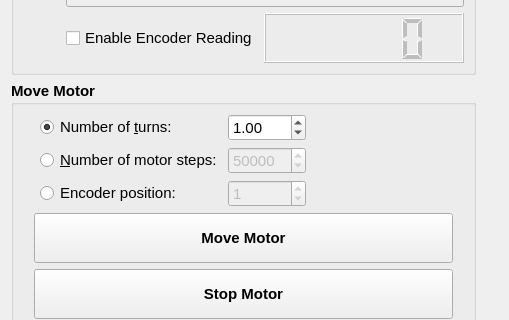
Above: helmholtz/gui/ui/motorintegratorwidget.ui from lnls-ima/helmholtz-coil-control before the change; both pictures show x 0 to 509 and y 87 to 407 of the 952 by 590 pixel window. Below: the same form after it.
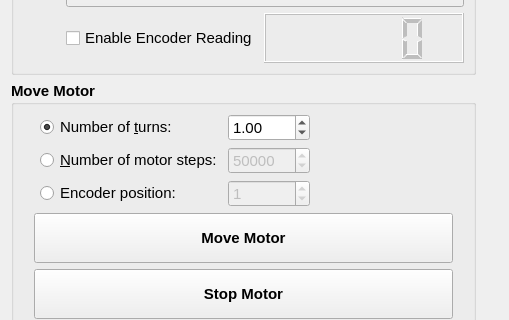
That is the form after the change. Icons and pictures are not drawn.

Patch:
```diff
--- a/helmholtz/gui/ui/motorintegratorwidget.ui
+++ b/helmholtz/gui/ui/motorintegratorwidget.ui
@@ -143,7 +143,7 @@
            <double>0.010000000000000</double>
           </property>
           <property name="maximum">
-           <double>50.000000000000000</double>
+           <double>1000.000000000000000</double>
           </property>
           <property name="value">
            <double>1.000000000000000</double>
```
